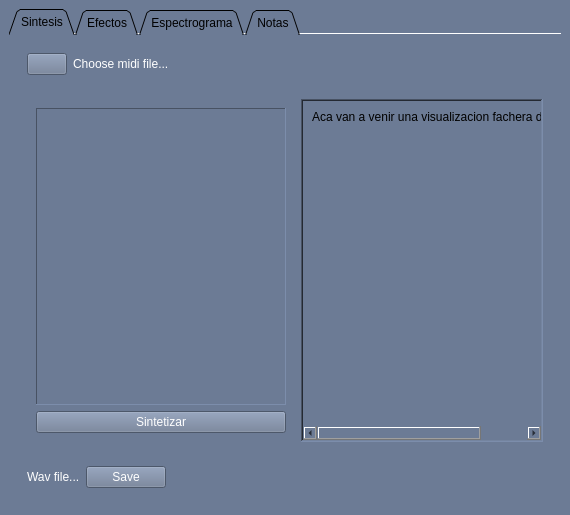
Old version of the form ProgramaPrincipal/FrontEnd/designer/main_window.ui in the repository grupo-1-ASSD-E2/ASSD-TP2.
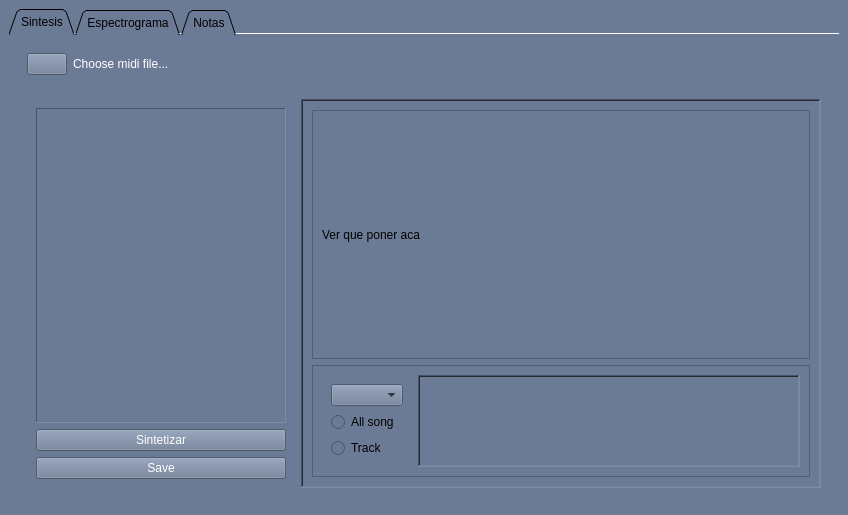
New version of the form. Icons and pictures are not drawn. Custom widgets are drawn as their Qt base class.

Patch:
```diff
--- a/ProgramaPrincipal/FrontEnd/designer/main_window.ui
+++ b/ProgramaPrincipal/FrontEnd/designer/main_window.ui
@@ -2,14 +2,23 @@
 <ui version="4.0">
  <class>AudioTool</class>
  <widget class="QMainWindow" name="AudioTool">
+  <property name="windowModality">
+   <enum>Qt::NonModal</enum>
+  </property>
   <property name="geometry">
    <rect>
     <x>0</x>
     <y>0</y>
-    <width>570</width>
+    <width>848</width>
     <height>515</height>
    </rect>
   </property>
+  <property name="sizePolicy">
+   <sizepolicy hsizetype="MinimumExpanding" vsizetype="MinimumExpanding">
+    <horstretch>0</horstretch>
+    <verstretch>0</verstretch>
+   </sizepolicy>
+  </property>
   <property name="windowTitle">
    <string>Audio tool</string>
   </property>
@@ -62,7 +71,7 @@
         <item>
          <widget class="QWidget" name="widget_4" native="true">
           <property name="sizePolicy">
-           <sizepolicy hsizetype="Minimum" vsizetype="Fixed">
+           <sizepolicy hsizetype="Minimum" vsizetype="Maximum">
             <horstretch>0</horstretch>
             <verstretch>0</verstretch>
            </sizepolicy>
@@ -70,7 +79,7 @@
           <property name="maximumSize">
            <size>
             <width>16777215</width>
-            <height>40</height>
+            <height>75</height>
            </size>
           </property>
           <layout class="QHBoxLayout" name="horizontalLayout_4">
@@ -110,6 +119,22 @@
              </property>
             </widget>
            </item>
+           <item>
+            <widget class="MediaButtonsWidget" name="media_buttons_widget">
+             <property name="sizePolicy">
+              <sizepolicy hsizetype="Maximum" vsizetype="Maximum">
+               <horstretch>0</horstretch>
+               <verstretch>0</verstretch>
+              </sizepolicy>
+             </property>
+             <property name="toolTip">
+              <string>Click and drag here</string>
+             </property>
+             <property name="whatsThis">
+              <string>Media buttons Widget.  </string>
+             </property>
+            </widget>
+           </item>
           </layout>
          </widget>
         </item>
@@ -159,8 +184,8 @@
                   <rect>
                    <x>0</x>
                    <y>0</y>
-                   <width>248</width>
-                   <height>296</height>
+                   <width>256</width>
+                   <height>313</height>
                   </rect>
                  </property>
                  <layout class="QVBoxLayout" name="verticalLayout">
@@ -212,6 +237,16 @@
                 </property>
                </widget>
               </item>
+              <item>
+               <widget class="QPushButton" name="save">
+                <property name="styleSheet">
+                 <string notr="true">color: rgb(255, 255, 255);</string>
+                </property>
+                <property name="text">
+                 <string>Save</string>
+                </property>
+               </widget>
+              </item>
              </layout>
             </widget>
            </item>
@@ -231,148 +266,68 @@
                <rect>
                 <x>0</x>
                 <y>0</y>
-                <width>274</width>
-                <height>324</height>
+                <width>508</width>
+                <height>387</height>
                </rect>
               </property>
               <layout class="QVBoxLayout" name="verticalLayout_3">
                <item>
-                <widget class="QLabel" name="label_3">
-                 <property name="text">
-                  <string>Aca van a venir una visualizacion fachera de los traks</string>
+                <widget class="QFrame" name="frame_4">
+                 <property name="frameShape">
+                  <enum>QFrame::StyledPanel</enum>
                  </property>
-                </widget>
-               </item>
-               <item>
-                <spacer name="verticalSpacer_2">
-                 <property name="orientation">
-                  <enum>Qt::Vertical</enum>
+                 <property name="frameShadow">
+                  <enum>QFrame::Raised</enum>
                  </property>
-                 <property name="sizeHint" stdset="0">
-                  <size>
-                   <width>20</width>
-                   <height>215</height>
-                  </size>
-                 </property>
-                </spacer>
-               </item>
-              </layout>
-             </widget>
-            </widget>
-           </item>
-          </layout>
-         </widget>
-        </item>
+                 <layout class="QVBoxLayout" name="verticalLayout_7">
         <item>
-         <widget class="QWidget" name="buttom" native="true">
+                   <widget class="QLabel" name="label">
           <property name="sizePolicy">
-           <sizepolicy hsizetype="Preferred" vsizetype="Maximum">
+                     <sizepolicy hsizetype="Preferred" vsizetype="MinimumExpanding">
             <horstretch>0</horstretch>
             <verstretch>0</verstretch>
            </sizepolicy>
           </property>
-          <property name="maximumSize">
-           <size>
-            <width>16777215</width>
-            <height>75</height>
-           </size>
-          </property>
-          <layout class="QHBoxLayout" name="horizontalLayout_2">
-           <item>
-            <widget class="QLabel" name="wav_file">
-             <property name="styleSheet">
-              <string notr="true">color: rgb(255, 255, 255);</string>
-             </property>
              <property name="text">
-              <string>Wav file...</string>
+                     <string>Ver que poner aca</string>
              </property>
             </widget>
            </item>
-           <item>
-            <widget class="QPushButton" name="save">
-             <property name="styleSheet">
-              <string notr="true">color: rgb(255, 255, 255);</string>
-             </property>
-             <property name="text">
-              <string>Save</string>
-             </property>
-            </widget>
-           </item>
-           <item>
-            <spacer name="horizontalSpacer">
-             <property name="orientation">
-              <enum>Qt::Horizontal</enum>
-             </property>
-             <property name="sizeHint" stdset="0">
-              <size>
-               <width>40</width>
-               <height>20</height>
-              </size>
-             </property>
-            </spacer>
-           </item>
-           <item>
-            <widget class="MediaButtonsWidget" name="media_buttons_widget">
-             <property name="toolTip">
-              <string>Click and drag here</string>
-             </property>
-             <property name="whatsThis">
-              <string>Media buttons Widget.  </string>
-             </property>
-            </widget>
-           </item>
           </layout>
          </widget>
         </item>
-       </layout>
-      </widget>
-      <widget class="QWidget" name="Efectos">
-       <attribute name="title">
-        <string>Efectos</string>
-       </attribute>
-       <layout class="QVBoxLayout" name="verticalLayout_5">
         <item>
-         <widget class="QWidget" name="widget" native="true">
+                <widget class="QFrame" name="frame_2">
           <property name="sizePolicy">
-           <sizepolicy hsizetype="Minimum" vsizetype="Fixed">
+                  <sizepolicy hsizetype="Preferred" vsizetype="Fixed">
             <horstretch>0</horstretch>
             <verstretch>0</verstretch>
            </sizepolicy>
           </property>
-          <layout class="QHBoxLayout" name="horizontalLayout_5">
-           <item>
-            <widget class="QPushButton" name="effects_search">
-             <property name="sizePolicy">
-              <sizepolicy hsizetype="Fixed" vsizetype="Fixed">
-               <horstretch>0</horstretch>
-               <verstretch>0</verstretch>
-              </sizepolicy>
-             </property>
-             <property name="styleSheet">
-              <string notr="true">:active{
-	image: url(:/botones/assets/buttons/file.png);
-}
-
-:hover{
-	image: url(:/botones/assets/buttons/file_hoover.png);
-}
-
-:pres{
-	image: url(:/botones/assets/buttons/file_press.png)
-}</string>
-             </property>
+                 <property name="frameShape">
+                  <enum>QFrame::StyledPanel</enum>
+                 </property>
+                 <property name="frameShadow">
+                  <enum>QFrame::Raised</enum>
+                 </property>
+                 <layout class="QHBoxLayout" name="horizontalLayout_9">
+                  <item>
+                   <widget class="QWidget" name="widget_3" native="true">
+                    <layout class="QVBoxLayout" name="verticalLayout_6">
+                     <item>
+                      <widget class="QComboBox" name="choose_effect"/>
+                     </item>
+                     <item>
+                      <widget class="QRadioButton" name="to_song">
              <property name="text">
-              <string/>
+                        <string>All song</string>
              </property>
             </widget>
            </item>
            <item>
-            <widget class="QLabel" name="effects_input">
-             <property name="styleSheet">
-              <string notr="true">color: rgb(255, 255, 255);</string>
-             </property>
+                      <widget class="QRadioButton" name="to_track">
              <property name="text">
-              <string>Choose .wav file...</string>
+                        <string>Track</string>
              </property>
             </widget>
            </item>
@@ -380,81 +335,36 @@
          </widget>
         </item>
         <item>
-         <widget class="QTabWidget" name="tools">
+                   <widget class="QScrollArea" name="scroll">
           <property name="sizePolicy">
-           <sizepolicy hsizetype="Expanding" vsizetype="Preferred">
+                     <sizepolicy hsizetype="Expanding" vsizetype="Minimum">
             <horstretch>0</horstretch>
             <verstretch>0</verstretch>
            </sizepolicy>
           </property>
-          <property name="usesScrollButtons">
-           <bool>false</bool>
-          </property>
-          <property name="documentMode">
+                    <property name="frameShape">
+                     <enum>QFrame::WinPanel</enum>
+                    </property>
+                    <property name="frameShadow">
+                     <enum>QFrame::Sunken</enum>
+                    </property>
+                    <property name="widgetResizable">
            <bool>true</bool>
           </property>
-          <property name="tabBarAutoHide">
-           <bool>false</bool>
-          </property>
-          <widget class="QWidget" name="toolsPage1" native="true">
-           <attribute name="title">
-            <string/>
-           </attribute>
-          </widget>
-         </widget>
-        </item>
+                    <widget class="QWidget" name="effect_container">
+                     <property name="geometry">
+                      <rect>
+                       <x>0</x>
+                       <y>0</y>
+                       <width>369</width>
+                       <height>201</height>
+                      </rect>
+                     </property>
+                     <layout class="QHBoxLayout" name="horizontalLayout_10">
         <item>
-         <widget class="QWidget" name="widget_2" native="true">
+                       <widget class="EffectPropertyWidget" name="effect_0">
           <property name="sizePolicy">
-           <sizepolicy hsizetype="Preferred" vsizetype="Maximum">
-            <horstretch>0</horstretch>
-            <verstretch>0</verstretch>
-           </sizepolicy>
-          </property>
-          <property name="maximumSize">
-           <size>
-            <width>16777215</width>
-            <height>75</height>
-           </size>
-          </property>
-          <layout class="QHBoxLayout" name="horizontalLayout_6">
-           <item>
-            <widget class="QLabel" name="effects_output">
-             <property name="styleSheet">
-              <string notr="true">color: rgb(255, 255, 255);</string>
-             </property>
-             <property name="text">
-              <string>Edited file...</string>
-             </property>
-            </widget>
-           </item>
-           <item>
-            <widget class="QPushButton" name="effects_save">
-             <property name="styleSheet">
-              <string notr="true">color: rgb(255, 255, 255);</string>
-             </property>
-             <property name="text">
-              <string>Save</string>
-             </property>
-            </widget>
-           </item>
-           <item>
-            <spacer name="horizontalSpacer_2">
-             <property name="orientation">
-              <enum>Qt::Horizontal</enum>
-             </property>
-             <property name="sizeHint" stdset="0">
-              <size>
-               <width>259</width>
-               <height>20</height>
-              </size>
-             </property>
-            </spacer>
-           </item>
-           <item>
-            <widget class="MediaButtonsWidget" name="effects_media_player">
-             <property name="sizePolicy">
-              <sizepolicy hsizetype="Preferred" vsizetype="Preferred">
+                         <sizepolicy hsizetype="Maximum" vsizetype="Maximum">
                <horstretch>0</horstretch>
                <verstretch>0</verstretch>
               </sizepolicy>
@@ -465,6 +375,17 @@
              <property name="whatsThis">
               <string>Media buttons Widget.  </string>
              </property>
+                       </widget>
+                      </item>
+                     </layout>
+                    </widget>
+                   </widget>
+                  </item>
+                 </layout>
+                </widget>
+               </item>
+              </layout>
+             </widget>
             </widget>
            </item>
           </layout>
@@ -493,6 +414,11 @@
    <extends>QWidget</extends>
    <header>src/widgets/mediabutton</header>
   </customwidget>
+  <customwidget>
+   <class>EffectPropertyWidget</class>
+   <extends>QWidget</extends>
+   <header>src/widgets/effectwidget</header>
+  </customwidget>
   <customwidget>
    <class>TrackConfigWidget</class>
    <extends>QWidget</extends>
```
Lines whose indentation alone changed are shown as unchanged.
